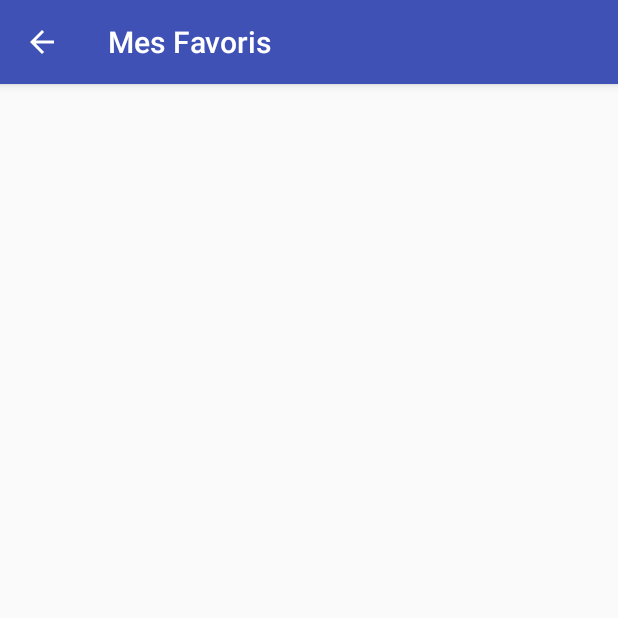
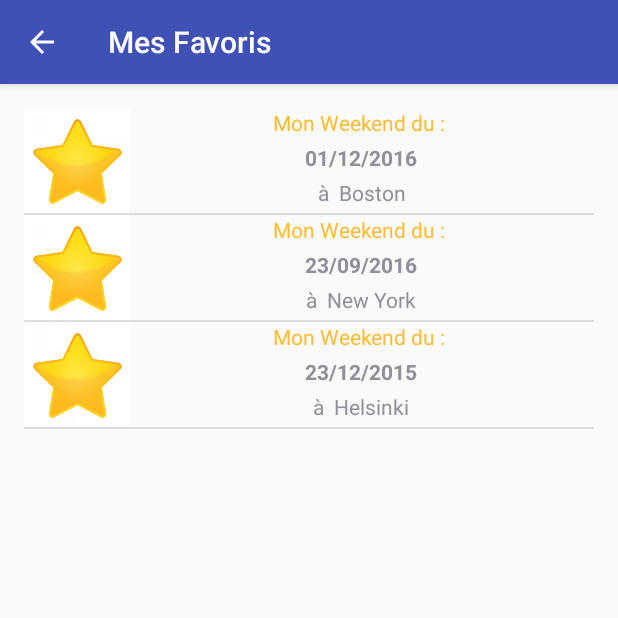
Before and after one commit to Miage-Paris-Ouest/WeeJa, an Android app: the FavoriteActivity screen opened directly, with no data from a screen before it, on a phone screen of 412 x 824 dp, the top half of it. Run offline under Robolectric (Android 15) with nearby library versions, the phone set to English and light mode, and no system bars.

Commit message:
Affichage des favoris

```diff
--- a/app/src/main/java/projet/holo_holo/weeja/controller_view/FavoriteActivity.java
+++ b/app/src/main/java/projet/holo_holo/weeja/controller_view/FavoriteActivity.java
@@ -2,6 +2,11 @@ package projet.holo_holo.weeja.controller_view;
 
 import android.support.v7.app.AppCompatActivity;
 import android.os.Bundle;
+import android.widget.ListView;
+import android.widget.SimpleAdapter;
+
+import java.util.ArrayList;
+import java.util.HashMap;
 
 import projet.holo_holo.weeja.R;
 
@@ -11,5 +16,40 @@ public class FavoriteActivity extends AppCompatActivity {
     protected void onCreate(Bundle savedInstanceState) {
         super.onCreate(savedInstanceState);
         setContentView(R.layout.activity_favorite);
+        ListView listeHistorique = (ListView) findViewById(R.id.listViewFavorite);
+
+        ArrayList<HashMap<String, String>> listItem = new ArrayList<HashMap<String, String>>();
+
+        HashMap<String, String> map;
+
+        map = new HashMap<String, String>();
+
+        map.put("Date", "01/12/2016");
+        map.put("Destination", "à  Boston");
+        map.put("Image", String.valueOf(R.drawable.favoriok));
+
+        listItem.add(map);
+
+        map = new HashMap<String, String>();
+
+        map.put("Date", "23/09/2016");
+        map.put("Destination", "à  New York");
+        map.put("Image", String.valueOf(R.drawable.favoriok));
+
+        listItem.add(map);
+
+        map = new HashMap<String, String>();
+
+        map.put("Date", "23/12/2015");
+        map.put("Destination", "à  Helsinki");
+        map.put("Image", String.valueOf(R.drawable.favoriok));
+
+        listItem.add(map);
+
+        SimpleAdapter mSchedule = new SimpleAdapter(this.getBaseContext(), listItem, R.layout.favorite_rows,
+                new String[] {"Date", "Destination", "Image"}, new int[] {R.id.textViewDateFavorite, R.id.textViewDestinationFavorite, R.id.imageViewFavorite});
+
+
+        listeHistorique.setAdapter(mSchedule);
     }
 }
--- a/app/src/main/java/projet/holo_holo/weeja/controller_view/HistoryActivity.java
+++ b/app/src/main/java/projet/holo_holo/weeja/controller_view/HistoryActivity.java
@@ -13,8 +13,6 @@ import java.util.HashMap;
 import projet.holo_holo.weeja.R;
 
 public class HistoryActivity extends AppCompatActivity {
-
-
 
     @Override
     protected void onCreate(Bundle savedInstanceState) {
--- a/app/src/main/res/layout/activity_favorite.xml
+++ b/app/src/main/res/layout/activity_favorite.xml
@@ -10,4 +10,11 @@
     android:paddingTop="@dimen/activity_vertical_margin"
     tools:context="projet.holo_holo.weeja.controller_view.FavoriteActivity">
 
+    <ListView
+        android:layout_width="match_parent"
+        android:layout_height="300dp"
+        android:layout_alignParentTop="true"
+        android:layout_alignParentLeft="true"
+        android:layout_alignParentStart="true"
+        android:id="@+id/listViewFavorite" />
 </RelativeLayout>
--- /dev/null
+++ b/app/src/main/res/layout/favorite_rows.xml
@@ -0,0 +1,51 @@
+<?xml version="1.0" encoding="utf-8"?>
+<RelativeLayout xmlns:android="http://schemas.android.com/apk/res/android"
+    xmlns:app="http://schemas.android.com/apk/res-auto"
+    android:orientation="vertical" android:layout_width="match_parent"
+    android:layout_height="match_parent">
+
+
+    <ImageView
+        android:layout_width="70dp"
+        android:layout_height="70dp"
+        android:layout_alignParentTop="true"
+        android:layout_alignParentLeft="true"
+        android:layout_alignParentStart="true"
+        android:id="@+id/imageViewFavorite" />
+
+    <TextView
+        android:text="Mon Weekend du : "
+        android:layout_width="wrap_content"
+        android:layout_height="23dp"
+        android:layout_alignParentTop="true"
+        android:id="@+id/textView3"
+        android:textColor="@color/colorAccent"
+        android:layout_alignParentRight="true"
+        android:layout_alignParentEnd="true"
+        android:textAlignment="center"
+        android:layout_toRightOf="@+id/imageViewFavorite"
+        android:layout_toEndOf="@+id/imageViewFavorite" />
+
+    <TextView
+        android:layout_width="wrap_content"
+        android:layout_height="23dp"
+        android:layout_below="@+id/textView3"
+        android:id="@+id/textViewDateFavorite"
+        android:layout_alignParentRight="true"
+        android:layout_alignParentEnd="true"
+        android:textAlignment="center"
+        android:textStyle="normal|bold"
+        android:layout_toRightOf="@+id/imageViewFavorite"
+        android:layout_toEndOf="@+id/imageViewFavorite" />
+
+    <TextView
+        android:layout_width="wrap_content"
+        android:layout_height="23dp"
+        android:id="@+id/textViewDestinationFavorite"
+        android:textAlignment="center"
+        android:layout_below="@+id/textViewDateFavorite"
+        android:layout_alignParentRight="true"
+        android:layout_alignParentEnd="true"
+        android:layout_toEndOf="@+id/imageViewFavorite"
+        android:layout_toRightOf="@+id/imageViewFavorite" />
+</RelativeLayout>
```
